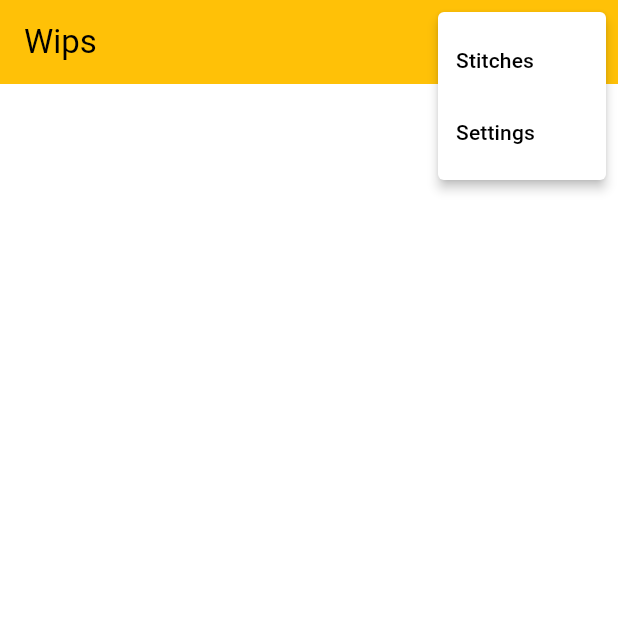
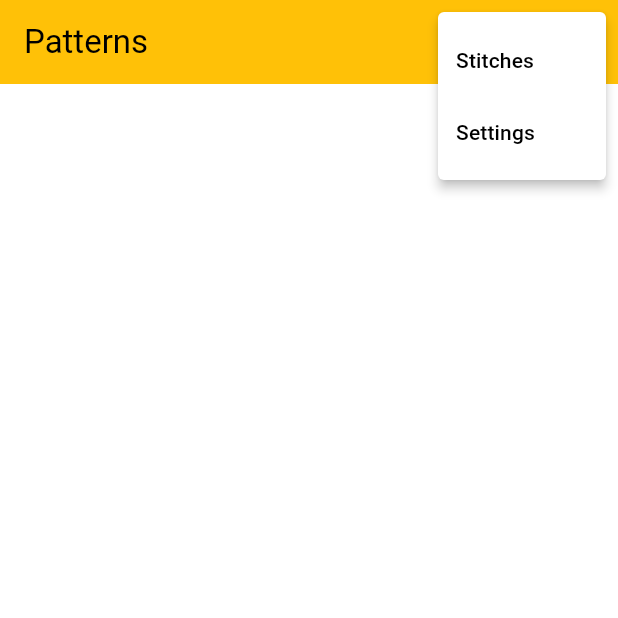
Before and after one commit to llevasse/craftStash, a Flutter app: the screen it shows after launch, after a tap on the "more vert" icon, on a phone screen of 412 x 824 dp, the top half of it. Run offline on Flutter 3.47's test engine with Material 3 defaults, Android fonts, the phone set to English and light mode, and no system bars; our stand-ins replace flutter_colorpicker, lucide_icons_flutter, package_info_plus, sqflite; accounts and stored records are empty.

Commit message:
[wip stash page] remade arch and display

```diff
--- /dev/null
+++ b/lib/data/repository/wip_stash_repository.dart
@@ -0,0 +1,9 @@
+import 'package:craft_stash/class/wip/wip.dart' as craft;
+
+class WipStashRepository {
+  const WipStashRepository();
+
+  Future<List<craft.Wip>> getAllWip() async {
+    return await craft.getAllWip();
+  }
+}
--- a/lib/main.dart
+++ b/lib/main.dart
@@ -2,10 +2,12 @@ import 'dart:io';
 
 import 'package:craft_stash/class/stitch.dart';
 import 'package:craft_stash/data/repository/pattern_stash_repository.dart';
+import 'package:craft_stash/data/repository/wip_stash_repository.dart';
 import 'package:craft_stash/data/repository/yarn_stash_repository.dart';
-import 'package:craft_stash/pages/wip_stash.dart';
 import 'package:craft_stash/ui/pattern_stash/stash_model.dart';
 import 'package:craft_stash/ui/pattern_stash/stash_screen.dart';
+import 'package:craft_stash/ui/wip_stash/stash_model.dart';
+import 'package:craft_stash/ui/wip_stash/stash_screen.dart';
 import 'package:craft_stash/ui/yarn_stash/yarn_model.dart';
 import 'package:craft_stash/ui/yarn_stash/yarn_screen.dart';
 import 'package:craft_stash/widgets/patternButtons/add_pattern_button.dart';
@@ -96,6 +98,7 @@ class _MyHomePageState extends State<MyHomePage>
     YarnStashModel ysm = YarnStashModel(
       yarnStashRepository: YarnStashRepository(),
     );
+    WipStashModel wsm = WipStashModel(wipStashRepository: WipStashRepository());
     List<Widget> actionButtons = [
       AddWipButton(
         updateWipListView: () async {
@@ -113,11 +116,7 @@ class _MyHomePageState extends State<MyHomePage>
         body: TabBarView(
           controller: _tabController,
           children: [
-            WipStashPage(
-              builder: (BuildContext context, Future<void> Function() method) {
-                updateWipListView = method;
-              },
-            ),
+            WipStashScreen(wipStashModel: wsm),
             PatternStashScreen(patternStashModel: psm),
             YarnStashScreen(yarnStashModel: ysm),
           ],
--- a/lib/pages/wip_stash.dart
+++ /dev/null
@@ -1,116 +0,0 @@
-import 'package:craft_stash/class/wip/wip.dart';
-import 'package:craft_stash/data/repository/wip_repository.dart';
-import 'package:craft_stash/main.dart';
-import 'package:craft_stash/ui/wip/wip_model.dart';
-import 'package:craft_stash/ui/wip/wip_screen.dart';
-import 'package:craft_stash/widgets/page_select_dropdown_button.dart';
-import 'package:flutter/material.dart';
-
-typedef MyBuilder =
-    void Function(BuildContext context, Future<void> Function() updateWips);
-
-class WipStashPage extends StatefulWidget {
-  final MyBuilder builder;
-  const WipStashPage({super.key, required this.builder});
-
-  @override
-  State<WipStashPage> createState() => _WipStashPageState();
-}
-
-class _WipStashPageState extends State<WipStashPage> {
-  List<Widget> listViewContent = List.empty(growable: true);
-  List<Wip> wips = List.empty(growable: true);
-
-  Future<void> updateListView() async {
-    wips = await getAllWip(withPattern: true);
-    List<Widget> tmp = List.empty(growable: true);
-    for (Wip wip in wips) {
-      if (wip.pattern == null) continue;
-      if (debug) {
-        print(
-          "Wip ${wip.pattern!.name} : stitches ${wip.stitchDoneNb}/${wip.pattern!.totalStitchNb}",
-        );
-      }
-      tmp.add(
-        ListTile(
-          title: Text(
-            "${wip.name} (${((wip.stitchDoneNb / wip.pattern!.totalStitchNb) * 100).toStringAsFixed(2)}%)",
-          ),
-          onTap: () async {
-            await Navigator.push(
-              context,
-              MaterialPageRoute<void>(
-                settings: RouteSettings(name: "/wip"),
-                builder: (BuildContext context) => WipScreen(
-                  wipModel: WipModel(
-                    wipRepository: WipRepository(),
-                    id: wip.id,
-                  ),
-                ),
-              ),
-            );
-            await updateListView();
-          },
-          onLongPress: () async {
-            await showDialog(
-              context: context,
-              builder: (BuildContext context) => AlertDialog(
-                title: Text("Do you want to delete this wip"),
-                actions: [
-                  TextButton(
-                    onPressed: () {
-                      Navigator.pop(context);
-                    },
-                    child: Text("Cancel"),
-                  ),
-                  TextButton(
-                    onPressed: () async {
-                      await deleteWipInDb(wip.id);
-                      await updateListView();
-                      Navigator.pop(context);
-                    },
-                    child: Text("Delete"),
-                  ),
-                ],
-              ),
-            );
-          },
-        ),
-      );
-    }
-    setState(() {
-      listViewContent = tmp;
-    });
-  }
-
-  @override
-  void initState() {
-    try {
-      updateListView();
-    } catch (e) {
-      print(e);
-    }
-    super.initState();
-  }
-
-  @override
-  Widget build(BuildContext context) {
-    widget.builder.call(context, updateListView);
-    ThemeData theme = Theme.of(context);
-    return Scaffold(
-      appBar: AppBar(
-        backgroundColor: theme.colorScheme.primary,
-        actions: [
-          PageSelectDropdownButton(
-            onQuit: () async {
-              await updateListView();
-            },
-          ),
-        ],
-
-        title: Text("Wips"),
-      ),
-      body: ListView(children: listViewContent),
-    );
-  }
-}
--- /dev/null
+++ b/lib/ui/wip_stash/stash_model.dart
@@ -0,0 +1,31 @@
+import 'package:craft_stash/data/repository/wip_stash_repository.dart';
+import 'package:flutter/material.dart';
+import 'package:craft_stash/class/wip/wip.dart' as craft;
+
+class WipStashModel extends ChangeNotifier {
+  WipStashModel({required WipStashRepository wipStashRepository})
+    : _wipStashRepository = wipStashRepository;
+  final WipStashRepository _wipStashRepository;
+  final GlobalKey<FormState> formKey = GlobalKey<FormState>();
+
+  List<craft.Wip>? _wips;
+  List<craft.Wip>? get wips => _wips;
+
+  bool loaded = false;
+
+  Future<void> load() async {
+    try {
+      _wips = await _wipStashRepository.getAllWip();
+
+      loaded = true;
+    } finally {
+      notifyListeners();
+    }
+  }
+
+  Future<void> reload() async {
+    loaded = false;
+    notifyListeners();
+    load();
+  }
+}
--- /dev/null
+++ b/lib/ui/wip_stash/stash_screen.dart
@@ -0,0 +1,46 @@
+import 'package:craft_stash/class/wip/wip.dart';
+import 'package:craft_stash/ui/core/loading_screen.dart';
+import 'package:craft_stash/ui/pattern_stash/stash_model.dart';
+import 'package:craft_stash/ui/pattern_stash/widget/pattern_list_tile.dart';
+import 'package:craft_stash/ui/wip_stash/stash_model.dart';
+import 'package:craft_stash/ui/wip_stash/widget/wip_list_tile.dart';
+import 'package:craft_stash/widgets/page_select_dropdown_button.dart';
+import 'package:flutter/material.dart';
+
+class WipStashScreen extends StatelessWidget {
+  final WipStashModel wipStashModel;
+
+  const WipStashScreen({super.key, required this.wipStashModel});
+  final double spacing = 10;
+
+  @override
+  Widget build(BuildContext context) {
+    wipStashModel.load();
+    ThemeData theme = Theme.of(context);
+
+    return ListenableBuilder(
+      listenable: wipStashModel,
+      builder: (BuildContext context, _) {
+        if (!wipStashModel.loaded) {
+          return LoadingScreen();
+        } else {
+          return Scaffold(
+            appBar: AppBar(
+              backgroundColor: theme.colorScheme.primary,
+              actions: [PageSelectDropdownButton(onQuit: wipStashModel.reload)],
+
+              title: Text("Patterns"),
+            ),
+
+            body: ListView(
+              children: [
+                for (Wip wip in wipStashModel.wips!)
+                  WipListTile(wip: wip, wipStashModel: wipStashModel),
+              ],
+            ),
+          );
+        }
+      },
+    );
+  }
+}
```
Also changed, not shown: lib/ui/wip_stash/widget/wip_list_tile.dart (added, +59 -0 lines).
